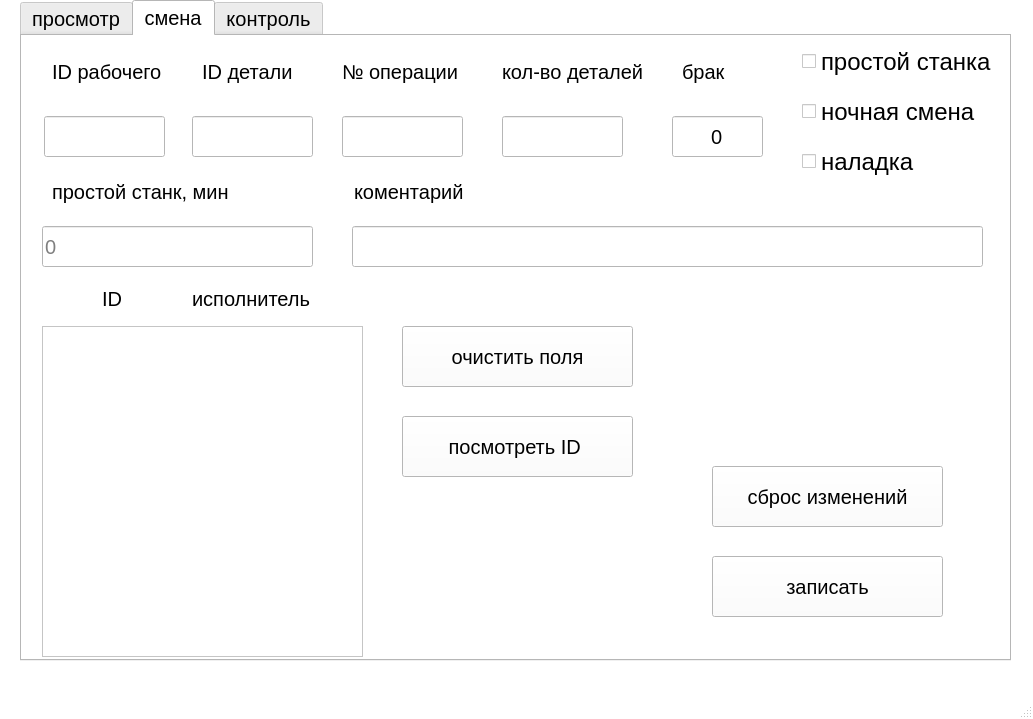
paldess/chep-v1, file цех2.ui: the form before one commit.
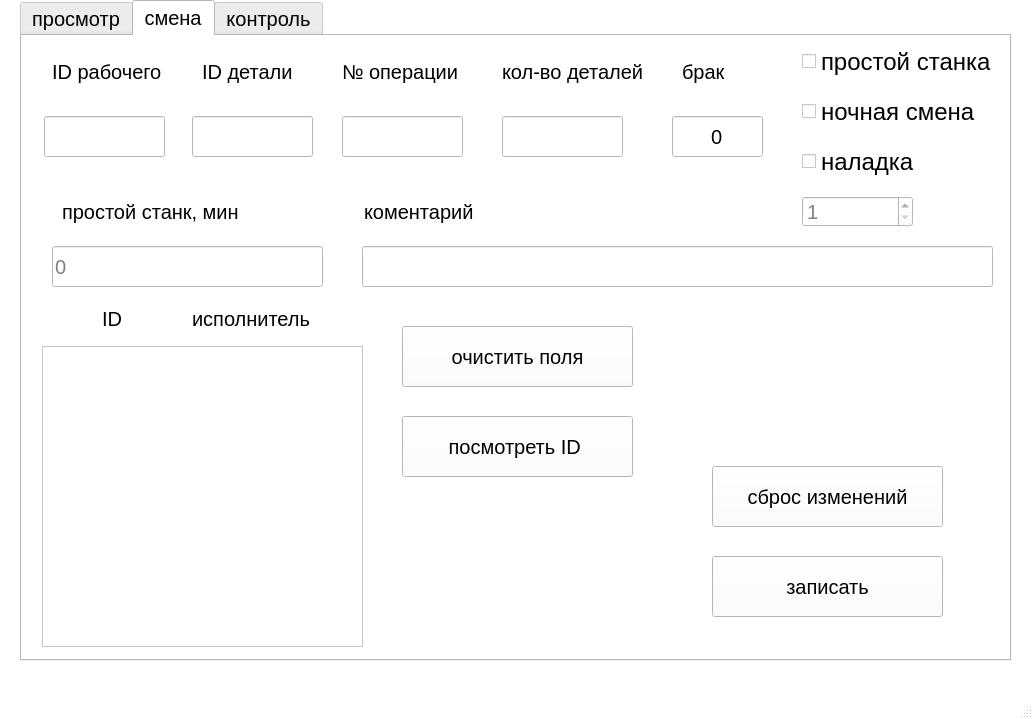
The form after the commit. The open tabs and pages were chosen to show the change.

The edit to the form file:
```diff
--- a/цех2.ui
+++ b/цех2.ui
@@ -740,8 +740,8 @@
      <widget class="QLineEdit" name="comment">
       <property name="geometry">
        <rect>
-        <x>330</x>
-        <y>140</y>
+        <x>340</x>
+        <y>160</y>
         <width>121</width>
         <height>31</height>
        </rect>
@@ -971,8 +971,8 @@
       </property>
       <property name="geometry">
        <rect>
-        <x>330</x>
-        <y>190</y>
+        <x>340</x>
+        <y>210</y>
         <width>631</width>
         <height>41</height>
        </rect>
@@ -984,8 +984,8 @@
       </property>
       <property name="geometry">
        <rect>
-        <x>20</x>
-        <y>190</y>
+        <x>30</x>
+        <y>210</y>
         <width>271</width>
         <height>41</height>
        </rect>
@@ -997,8 +997,8 @@
      <widget class="QLabel" name="label_9">
       <property name="geometry">
        <rect>
-        <x>30</x>
-        <y>130</y>
+        <x>40</x>
+        <y>150</y>
         <width>251</width>
         <height>51</height>
        </rect>
@@ -1011,9 +1011,9 @@
       <property name="geometry">
        <rect>
         <x>20</x>
-        <y>290</y>
+        <y>310</y>
         <width>321</width>
-        <height>331</height>
+        <height>301</height>
        </rect>
       </property>
       <property name="readOnly">
@@ -1024,7 +1024,7 @@
       <property name="geometry">
        <rect>
         <x>80</x>
-        <y>250</y>
+        <y>270</y>
         <width>81</width>
         <height>25</height>
        </rect>
@@ -1037,7 +1037,7 @@
       <property name="geometry">
        <rect>
         <x>170</x>
-        <y>250</y>
+        <y>270</y>
         <width>121</width>
         <height>25</height>
        </rect>
@@ -1253,6 +1253,22 @@
        <set>Qt::AlignCenter</set>
       </property>
      </widget>
+     <widget class="QSpinBox" name="spinBox">
+      <property name="enabled">
+       <bool>false</bool>
+      </property>
+      <property name="geometry">
+       <rect>
+        <x>780</x>
+        <y>160</y>
+        <width>111</width>
+        <height>31</height>
+       </rect>
+      </property>
+      <property name="minimum">
+       <number>1</number>
+      </property>
+     </widget>
     </widget>
     <widget class="QWidget" name="control">
      <attribute name="title">
```
Left out of the diff: 2 changed lines with no effect on the pictures.
